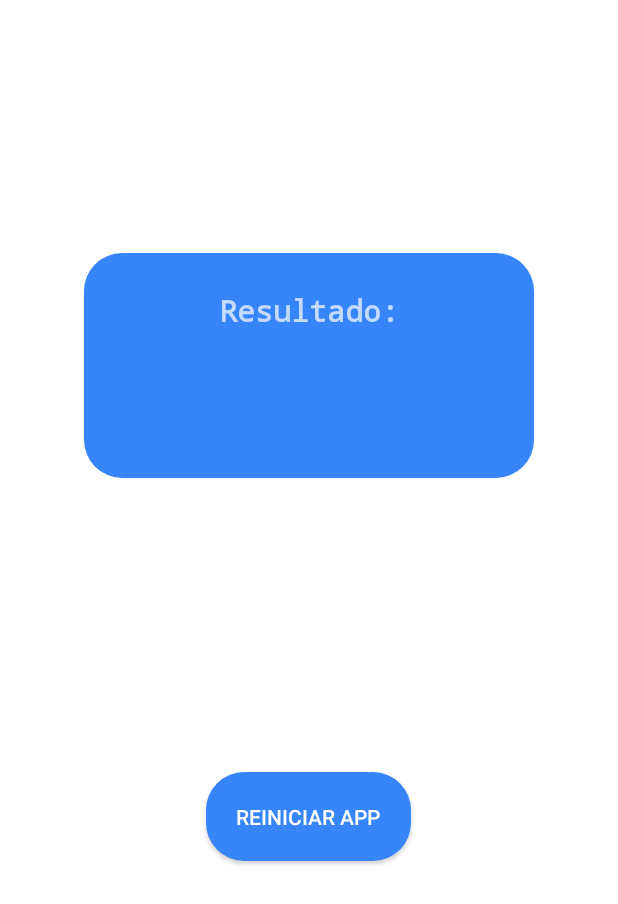
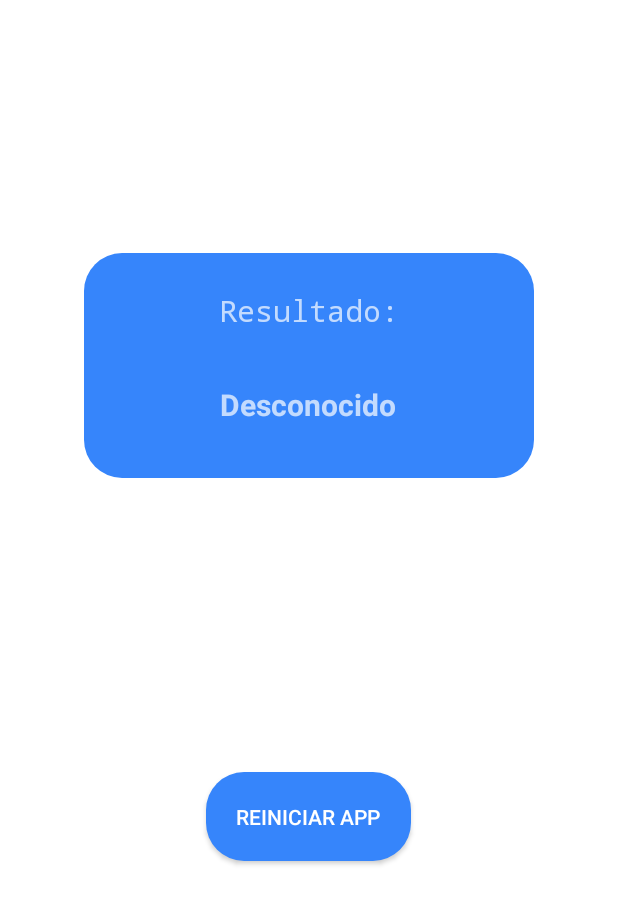
Before and after one commit to ReusHarper/Practica1-Formulas, an Android app: the ResultadoActivity screen opened directly, with no data from a screen before it, on a phone screen of 412 x 824 dp. Shown: the top 904 px of the screen. Run offline under Robolectric (Android 15) with nearby library versions, the phone set to English and light mode, and no system bars.

Commit message:
Generacion de resultado en vista ResultadoActivity y agregacion de unidades en la salida del resultado obtenido

```diff
--- a/app/src/main/java/com/example/practica1_formulas/ResultadoActivity.kt
+++ b/app/src/main/java/com/example/practica1_formulas/ResultadoActivity.kt
@@ -1,16 +1,51 @@
 package com.example.practica1_formulas
 
+import android.content.Intent
 import androidx.appcompat.app.AppCompatActivity
 import android.os.Bundle
 import android.view.View
+import android.widget.Toast
+import com.example.practica1_formulas.databinding.ActivityMainBinding
+import com.example.practica1_formulas.databinding.ActivityResultadoBinding
 
 class ResultadoActivity : AppCompatActivity() {
+
+    // Se establece un objeto de tipo binding para acceder a todos los elementos
+    // de la vista
+    private lateinit var binding: ActivityResultadoBinding
+
     override fun onCreate(savedInstanceState: Bundle?) {
+        // Creacion de binding
         super.onCreate(savedInstanceState)
-        setContentView(R.layout.activity_resultado)
+        binding = ActivityResultadoBinding.inflate(layoutInflater)
+        setContentView(binding.root)
+
+        // Se recoje la informacion pasada desde la vista MainActivity
+        val bundle = intent.extras
+
+        if (bundle != null) {
+            val resultado = bundle!!.getString("resultado")
+            val unidades = bundle!!.getString("unidades")
+
+            // Insercion del resultado dentro de un textview
+            binding.tvResultado.text = "$resultado [$unidades]"
+        }
+        else {
+            Toast.makeText(
+                this@ResultadoActivity,
+                "Error: No se logro obtener el resultado",
+                Toast.LENGTH_SHORT
+            ).show()
+        }
     }
 
     fun regresar(view: View) {
+        // Se genera un intent para poder regresar a la vista principal con el fin de reiniciar
+        // la app
+        val intent = Intent(this, MainActivity::class.java)
 
+        // Se borra el stack de intents y se reinicia la ap
+        intent.flags = Intent.FLAG_ACTIVITY_CLEAR_TOP
+        startActivity(intent)
     }
 }
--- a/app/src/main/res/layout/activity_resultado.xml
+++ b/app/src/main/res/layout/activity_resultado.xml
@@ -27,7 +27,7 @@
         android:fontFamily="monospace"
         android:text="@string/tx_header_resultado"
         android:textSize="20sp"
-        android:textStyle="bold"
+        android:textStyle="normal"
         app:layout_constraintBottom_toBottomOf="@+id/spinner"
         app:layout_constraintEnd_toEndOf="@+id/spinner"
         app:layout_constraintStart_toStartOf="@+id/spinner"
@@ -38,15 +38,16 @@
         android:id="@+id/tv_resultado"
         android:layout_width="260dp"
         android:layout_height="35dp"
-        android:layout_marginTop="64dp"
         android:text="@string/tx_resultado"
         android:textSize="20sp"
+        android:textStyle="bold"
+        android:gravity="center"
         app:layout_constraintBottom_toBottomOf="@+id/spinner"
         app:layout_constraintEnd_toEndOf="@+id/spinner"
         app:layout_constraintHorizontal_bias="0.475"
         app:layout_constraintStart_toStartOf="@+id/spinner"
         app:layout_constraintTop_toBottomOf="@+id/tv_header_resultado"
-        app:layout_constraintVertical_bias="0.2" />
+        app:layout_constraintVertical_bias="0.5" />
 
     <Button
         android:id="@+id/btn_regresar"
--- a/app/src/main/res/values/strings.xml
+++ b/app/src/main/res/values/strings.xml
@@ -11,5 +11,5 @@
     <string name="val_corriente">I:</string>
     <string name="btn_regresar">reiniciar app</string>
     <string name="tx_header_resultado">Resultado:</string>
-    <string name="tx_resultado" />
+    <string name="tx_resultado">Desconocido</string>
 </resources>
```
Also changed, not shown: app/src/main/java/com/example/practica1_formulas/MainActivity.kt (+48 -24 lines).
